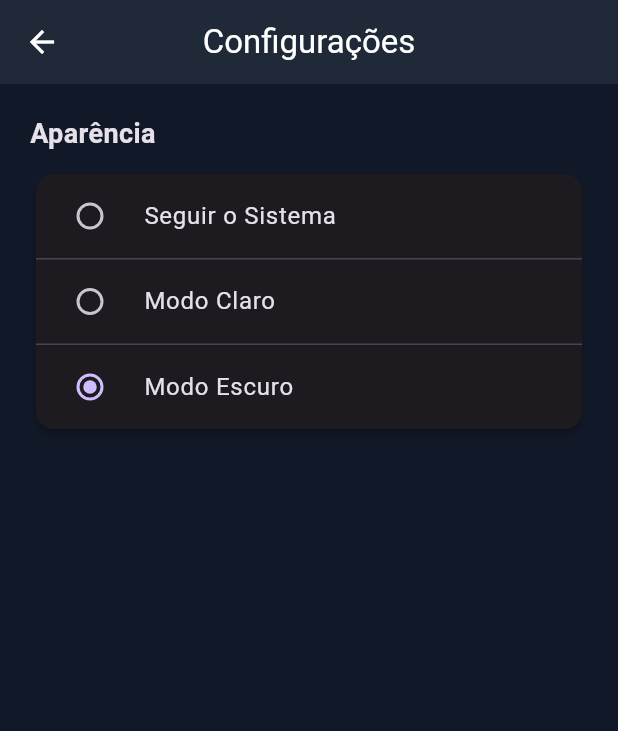
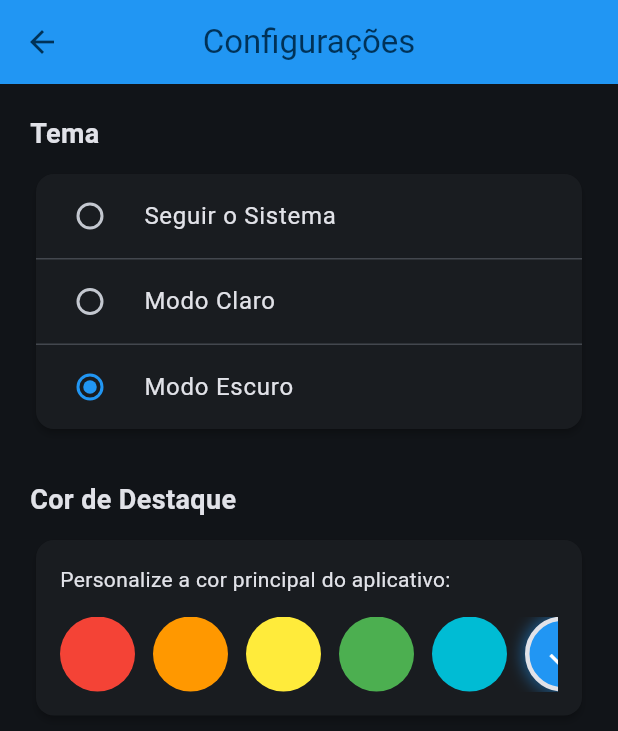
Before and after one commit to Julia-Evelyn/AcadeMApp, a Flutter app: the ConfiguracoesView screen opened by its route, after a tap on "Modo Escuro", on a phone screen of 412 x 824 dp. Shown: the top 731 px of the screen. Run offline on Flutter 3.47's test engine with Material 3 defaults, Android fonts, the phone set to English and light mode, and no system bars; our stand-ins replace audioplayers, image_picker, shared_preferences, sqflite; accounts and stored records are empty.

Commit message:
Adição de opção de personalização da cor de destaque do app

```diff
--- a/lib/core/theme/app_theme.dart
+++ b/lib/core/theme/app_theme.dart
@@ -1,49 +1,50 @@
 import 'package:flutter/material.dart';
 
 class AppTheme {
-  static const Color primaryColor = Color(0xFF1E40AF);
-  static const Color accentColor = Color(0xFF10B981);
+  static ThemeData getLightTheme(Color corDestaque) {
+    // Cria a paleta garantindo que a cor primária seja a cor escolhida
+    final scheme = ColorScheme.fromSeed(
+      seedColor: corDestaque,
+      primary: corDestaque,
+      brightness: Brightness.light,
+    );
 
-  static const Color lightBackground = Color(0xFFF3F4F6);
-  static const Color darkBackground = Color(0xFF111827);
+    return ThemeData(
+      useMaterial3: true,
+      colorScheme: scheme,
+      appBarTheme: AppBarTheme(
+        centerTitle: true,
+        elevation: 0,
+        backgroundColor: scheme.primary,
+        foregroundColor: scheme.onPrimary,
+      ),
+      cardTheme: CardThemeData(
+        shape: RoundedRectangleBorder(borderRadius: BorderRadius.circular(16)),
+        elevation: 2,
+      ),
+    );
+  }
 
-  //  Configuração do Tema Claro
-  static final ThemeData lightTheme = ThemeData(
-    brightness: Brightness.light,
-    primaryColor: primaryColor,
-    scaffoldBackgroundColor: lightBackground,
-    appBarTheme: const AppBarTheme(
-      backgroundColor: primaryColor,
-      foregroundColor: Colors.white,
-      centerTitle: true,
-      elevation: 0,
-    ),
-    elevatedButtonTheme: ElevatedButtonThemeData(
-      style: ElevatedButton.styleFrom(
-        backgroundColor: primaryColor,
-        foregroundColor: Colors.white,
-        shape: RoundedRectangleBorder(borderRadius: BorderRadius.circular(8)),
+  static ThemeData getDarkTheme(Color corDestaque) {
+    final scheme = ColorScheme.fromSeed(
+      seedColor: corDestaque,
+      primary: corDestaque,
+      brightness: Brightness.dark,
+    );
+
+    return ThemeData(
+      useMaterial3: true,
+      colorScheme: scheme,
+      appBarTheme: AppBarTheme(
+        centerTitle: true,
+        elevation: 0,
+        backgroundColor: scheme.primary,
+        foregroundColor: scheme.onPrimary,
       ),
-    ),
-  );
-
-  //  Configuração do Tema Escuro
-  static final ThemeData darkTheme = ThemeData(
-    brightness: Brightness.dark,
-    primaryColor: primaryColor,
-    scaffoldBackgroundColor: darkBackground,
-    appBarTheme: const AppBarTheme(
-      backgroundColor: Color(0xFF1F2937),
-      foregroundColor: Colors.white,
-      centerTitle: true,
-      elevation: 0,
-    ),
-    elevatedButtonTheme: ElevatedButtonThemeData(
-      style: ElevatedButton.styleFrom(
-        backgroundColor: accentColor,
-        foregroundColor: Colors.white,
-        shape: RoundedRectangleBorder(borderRadius: BorderRadius.circular(8)),
+      cardTheme: CardThemeData(
+        shape: RoundedRectangleBorder(borderRadius: BorderRadius.circular(16)),
+        elevation: 2,
       ),
-    ),
-  );
+    );
+  }
 }
--- a/lib/core/theme/theme_controller.dart
+++ b/lib/core/theme/theme_controller.dart
@@ -3,38 +3,55 @@ import 'package:shared_preferences/shared_preferences.dart';
 
 class ThemeController extends ChangeNotifier {
   ThemeMode themeMode = ThemeMode.system;
+  Color corDestaque = Colors.blue;
+
+  // Lista com cores de destaque do app
+  static const List<Color> coresDisponiveis = [
+    Colors.red,
+    Colors.orange,
+    Colors.yellow,
+    Colors.green,
+    Colors.cyan,
+    Colors.blue,
+    Colors.purple,
+    Colors.pink,
+  ];
 
   ThemeController() {
-    carregarTema();
+    _carregarPreferencias();
   }
 
-  Future<void> carregarTema() async {
+  Future<void> _carregarPreferencias() async {
     final prefs = await SharedPreferences.getInstance();
-    final temaSalvo = prefs.getString('tema_escolhido');
 
-    if (temaSalvo == 'claro') {
+    final temaSalvo = prefs.getString('theme_mode');
+    if (temaSalvo == 'light') {
       themeMode = ThemeMode.light;
-    } else if (temaSalvo == 'escuro') {
+    } else if (temaSalvo == 'dark') {
       themeMode = ThemeMode.dark;
-    } else {
-      themeMode = ThemeMode.system;
+    }
+
+    final corSalva = prefs.getInt('cor_destaque');
+    if (corSalva != null) {
+      corDestaque = Color(corSalva);
     }
 
     notifyListeners();
   }
 
-  Future<void> mudarTema(ThemeMode novoTema) async {
-    themeMode = novoTema;
+// pula a função mudarTema
+
+  void mudarCor(Color novaCor) async {
+    corDestaque = novaCor;
     notifyListeners();
+    final prefs = await SharedPreferences.getInstance();
+    await prefs.setInt('cor_destaque', novaCor.toARGB32());
+  }
 
+  void mudarTema(ThemeMode modo) async {
+    themeMode = modo;
+    notifyListeners();
     final prefs = await SharedPreferences.getInstance();
-
-    if (novoTema == ThemeMode.light) {
-      await prefs.setString('tema_escolhido', 'claro');
-    } else if (novoTema == ThemeMode.dark) {
-      await prefs.setString('tema_escolhido', 'escuro');
-    } else {
-      await prefs.setString('tema_escolhido', 'sistema');
-    }
+    await prefs.setString('theme_mode', modo.name);
   }
 }
--- a/lib/features/configuracoes/view/configuracoes_view.dart
+++ b/lib/features/configuracoes/view/configuracoes_view.dart
@@ -23,7 +23,7 @@ class ConfiguracoesView extends StatelessWidget {
 
             children: [
               const Text(
-                'Aparência',
+                'Tema',
                 style: TextStyle(fontSize: 18, fontWeight: FontWeight.bold),
               ),
 
@@ -73,8 +73,82 @@ class ConfiguracoesView extends StatelessWidget {
                         if (valor != null) themeController.mudarTema(valor);
                       },
                     ),
+                  ],
+                ),
+              ),
+              const SizedBox(height: 30),
+              // Seção de cores
+              const Text(
+                'Cor de Destaque',
+                style: TextStyle(fontSize: 18, fontWeight: FontWeight.bold),
+              ),
+              const SizedBox(height: 10),
+              Card(
+                elevation: 2,
+                shape: RoundedRectangleBorder(
+                  borderRadius: BorderRadius.circular(12),
+                ),
+                child: Padding(
+                  padding: const EdgeInsets.all(16.0),
+                  child: Column(
+                    crossAxisAlignment: CrossAxisAlignment.start,
+                    children: [
+                      const Text('Personalize a cor principal do aplicativo:'),
+                      const SizedBox(height: 15),
+                      // Lista horizontal de cores
+                      SizedBox(
+                        height: 50,
+                        child: ListView.separated(
+                          scrollDirection: Axis.horizontal,
+                          itemCount: ThemeController.coresDisponiveis.length,
+                          separatorBuilder: (context, _) =>
+                              const SizedBox(width: 12),
+                          itemBuilder: (context, index) {
+                            final cor = ThemeController.coresDisponiveis[index];
 
-                  ],
+                            final selecionada =
+                                cor.toARGB32() ==
+                                themeController.corDestaque.toARGB32();
+
+                            return GestureDetector(
+                              onTap: () => themeController.mudarCor(cor),
+                              child: AnimatedContainer(
+                                duration: const Duration(milliseconds: 300),
+                                width: 50,
+                                height: 50,
+                                decoration: BoxDecoration(
+                                  color: cor,
+                                  shape: BoxShape.circle,
+                                  border: Border.all(
+                                    color: selecionada
+                                        ? Theme.of(
+                                            context,
+                                          ).colorScheme.onSurface
+                                        : Colors.transparent,
+                                    width: selecionada ? 3 : 0,
+                                  ),
+                                  boxShadow: [
+                                    if (selecionada)
+                                      BoxShadow(
+                                        color: cor.withValues(alpha: 0.5),
+                                        blurRadius: 8,
+                                        spreadRadius: 2,
+                                      ),
+                                  ],
+                                ),
+                                child: selecionada
+                                    ? const Icon(
+                                        Icons.check,
+                                        color: Colors.white,
+                                      )
+                                    : null,
+                              ),
+                            );
+                          },
+                        ),
+                      ),
+                    ],
+                  ),
                 ),
               ),
             ],
--- a/lib/features/home/view/home_view.dart
+++ b/lib/features/home/view/home_view.dart
@@ -115,7 +115,7 @@ class _HomeViewState extends State<HomeView> {
                 color: Colors.black.withValues(alpha: 0.1),
                 blurRadius: 10,
                 spreadRadius: 2,
-              )
+              ),
             ],
           ),
           child: Column(
@@ -131,17 +131,24 @@ class _HomeViewState extends State<HomeView> {
               ),
               // Cabeçalho
               Padding(
-                padding: const EdgeInsets.symmetric(horizontal: 20, vertical: 5),
+                padding: const EdgeInsets.symmetric(
+                  horizontal: 20,
+                  vertical: 5,
+                ),
                 child: Row(
                   mainAxisAlignment: MainAxisAlignment.spaceBetween,
                   children: [
                     Text(
                       'Definir Tempo',
-                      style: Theme.of(context).textTheme.titleLarge?.copyWith(fontWeight: FontWeight.bold),
+                      style: Theme.of(context).textTheme.titleLarge?.copyWith(
+                        fontWeight: FontWeight.bold,
+                      ),
                     ),
                     ElevatedButton(
                       style: ElevatedButton.styleFrom(
-                        shape: RoundedRectangleBorder(borderRadius: BorderRadius.circular(20)),
+                        shape: RoundedRectangleBorder(
+                          borderRadius: BorderRadius.circular(20),
+                        ),
                         padding: const EdgeInsets.symmetric(horizontal: 16),
                       ),
                       onPressed: () => Navigator.pop(context),
@@ -157,7 +164,10 @@ class _HomeViewState extends State<HomeView> {
                   // Faz o texto do scroll seguir as cores do tema
                   data: CupertinoThemeData(
                     textTheme: CupertinoTextThemeData(
-                      pickerTextStyle: TextStyle(color: Theme.of(context).textTheme.bodyLarge?.color, fontSize: 22),
+                      pickerTextStyle: TextStyle(
+                        color: Theme.of(context).textTheme.bodyLarge?.color,
+                        fontSize: 22,
+                      ),
                     ),
                   ),
                   child: CupertinoTimerPicker(
@@ -186,7 +196,9 @@ class _HomeViewState extends State<HomeView> {
       barrierDismissible: false, // Block o clique fora do popup
       builder: (context) {
         return AlertDialog(
-          shape: RoundedRectangleBorder(borderRadius: BorderRadius.circular(20)),
+          shape: RoundedRectangleBorder(
+            borderRadius: BorderRadius.circular(20),
+          ),
           title: const Row(
             children: [
               Icon(Icons.directions_run, color: Colors.orange, size: 30),
@@ -226,15 +238,18 @@ class _HomeViewState extends State<HomeView> {
         final double horizontalPadding = constraints.maxWidth > 600 ? 100 : 20;
 
         return SingleChildScrollView(
-          padding: EdgeInsets.symmetric(horizontal: horizontalPadding, vertical: 30),
+          padding: EdgeInsets.symmetric(
+            horizontal: horizontalPadding,
+            vertical: 30,
+          ),
           child: Column(
             crossAxisAlignment: CrossAxisAlignment.start,
             children: [
               Text(
                 'Bem-Vindo, $_nomeUsuario!',
-                style: Theme.of(context).textTheme.displaySmall?.copyWith(
-                      fontWeight: FontWeight.bold,
-                    ),
+                style: Theme.of(
+                  context,
+                ).textTheme.displaySmall?.copyWith(fontWeight: FontWeight.bold),
               ),
               const SizedBox(height: 10),
               const Text('Pronto para combater o sedentarismo hoje?'),
@@ -268,10 +283,17 @@ class _HomeViewState extends State<HomeView> {
             SizedBox(height: 5),
             Text(
               '0.0 km',
-              style: TextStyle(fontSize: 24, fontWeight: FontWeight.bold, color: Colors.grey),
+              style: TextStyle(
+                fontSize: 24,
+                fontWeight: FontWeight.bold,
+                color: Colors.grey,
+              ),
             ),
             SizedBox(height: 5),
-            Text('O rastreamento via GPS será programado depois...', style: TextStyle(fontSize: 12)),
+            Text(
+              'O rastreamento via GPS será programado depois...',
+              style: TextStyle(fontSize: 12),
+            ),
           ],
         ),
       ),
@@ -291,7 +313,9 @@ class _HomeViewState extends State<HomeView> {
       shape: RoundedRectangleBorder(
         borderRadius: BorderRadius.circular(15),
         side: BorderSide(
-          color: _estaRodando ? Colors.blue.withValues(alpha: 0.5) : Colors.transparent,
+          color: _estaRodando
+              ? Colors.blue.withValues(alpha: 0.5)
+              : Colors.transparent,
           width: 2,
         ),
       ),
@@ -314,15 +338,21 @@ class _HomeViewState extends State<HomeView> {
                   ),
                 ),
 
+                // parte de cima do card
                 InkWell(
                   onTap: _estaRodando ? null : _mostrarSeletorDeTempo,
                   borderRadius: BorderRadius.circular(8),
                   child: Container(
-                    padding: const EdgeInsets.symmetric(horizontal: 12, vertical: 8),
+                    padding: const EdgeInsets.symmetric(
+                      horizontal: 12,
+                      vertical: 8,
+                    ),
                     decoration: BoxDecoration(
                       color: _estaRodando
-                          ? Colors.grey.withValues(alpha: 0.1)
-                          : Theme.of(context).primaryColor.withValues(alpha: 0.1),
+                          ? Theme.of(
+                              context,
+                            ).disabledColor.withValues(alpha: 0.1)
+                          : Theme.of(context).colorScheme.primaryContainer,
                       borderRadius: BorderRadius.circular(8),
                     ),
                     child: Row(
@@ -331,14 +361,22 @@ class _HomeViewState extends State<HomeView> {
                           textoDoBotao,
                           style: TextStyle(
                             fontWeight: FontWeight.bold,
-                            color: _estaRodando ? Colors.grey : Theme.of(context).primaryColor,
+                            color: _estaRodando
+                                ? Theme.of(context).disabledColor
+                                : Theme.of(context)
+                                      .colorScheme
+                                      .onPrimaryContainer,
                           ),
                         ),
                         const SizedBox(width: 6),
                         Icon(
                           Icons.edit,
                           size: 16,
-                          color: _estaRodando ? Colors.grey : Theme.of(context).primaryColor,
+                          color: _estaRodando
+                              ? Theme.of(context).disabledColor
+                              : Theme.of(
+                                  context,
+                                ).colorScheme.onPrimaryContainer,
                         ),
                       ],
                     ),
@@ -366,18 +404,26 @@ class _HomeViewState extends State<HomeView> {
                   style: ElevatedButton.styleFrom(
                     backgroundColor: _estaRodando ? Colors.amber : Colors.blue,
                     foregroundColor: Colors.white,
-                    padding: const EdgeInsets.symmetric(horizontal: 20, vertical: 12),
+                    padding: const EdgeInsets.symmetric(
+                      horizontal: 20,
+                      vertical: 12,
+                    ),
                   ),
                   icon: Icon(_estaRodando ? Icons.pause : Icons.play_arrow),
                   label: Text(_estaRodando ? 'Pausar' : 'Iniciar'),
                 ),
                 const SizedBox(width: 15),
                 OutlinedButton.icon(
-                  onPressed: _estaRodando || _tempoRestanteSegundos < (_minutosEscolhidos * 60)
+                  onPressed:
+                      _estaRodando ||
+                          _tempoRestanteSegundos < (_minutosEscolhidos * 60)
                       ? _resetarTimer
                       : null,
                   style: OutlinedButton.styleFrom(
-                    padding: const EdgeInsets.symmetric(horizontal: 20, vertical: 12),
+                    padding: const EdgeInsets.symmetric(
+                      horizontal: 20,
+                      vertical: 12,
+                    ),
                   ),
                   icon: const Icon(Icons.stop),
                   label: const Text('Zerar'),
--- a/lib/features/perfil/view/perfil_view.dart
+++ b/lib/features/perfil/view/perfil_view.dart
@@ -127,7 +127,10 @@ class _PerfilViewState extends State<PerfilView> {
         double margemLateral = constraints.maxWidth > 600 ? 100 : 20;
 
         return SingleChildScrollView(
-          padding: EdgeInsets.symmetric(horizontal: margemLateral, vertical: 30),
+          padding: EdgeInsets.symmetric(
+            horizontal: margemLateral,
+            vertical: 30,
+          ),
           child: Column(
             children: [
               // Foto de perfil
@@ -136,10 +139,18 @@ class _PerfilViewState extends State<PerfilView> {
                 children: [
                   CircleAvatar(
                     radius: 60,
-                    backgroundColor: Theme.of(context).primaryColor.withValues(alpha: 0.1),
-                    backgroundImage: _imagemDoPerfil != null ? FileImage(_imagemDoPerfil!) : null,
+                    backgroundColor: Theme.of(
+                      context,
+                    ).primaryColor.withValues(alpha: 0.1),
+                    backgroundImage: _imagemDoPerfil != null
+                        ? FileImage(_imagemDoPerfil!)
+                        : null,
                     child: _imagemDoPerfil == null
-                        ? Icon(Icons.person, size: 60, color: Theme.of(context).primaryColor)
+                        ? Icon(
+                            Icons.person,
+                            size: 60,
+                            color: Theme.of(context).primaryColor,
+                          )
                         : null,
                   ),
                   CircleAvatar(
@@ -151,7 +162,7 @@ class _PerfilViewState extends State<PerfilView> {
                       icon: Icon(
                         _estaEditando ? Icons.camera_alt : Icons.edit,
                         color: Colors.white,
-                        size: 20
+                        size: 20,
                       ),
                       onPressed: () {
                         if (!_estaEditando) {
@@ -222,15 +233,20 @@ class _PerfilViewState extends State<PerfilView> {
                   height: 50,
                   child: ElevatedButton(
                     onPressed: _salvarPerfil,
-                    child: const Text('Salvar Alterações', style: TextStyle(fontSize: 16)),
+                    child: const Text(
+                      'Salvar Alterações',
+                      style: TextStyle(fontSize: 16),
+                    ),
                   ),
                 ),
               ] else ...[
+
                 // Modo Leitura
                 _buildCardLeitura(
                   titulo: 'Nome Completo',
                   // Junta o nome e o sobrenome, se tiver vazio mostra que não foi informado
-                  valor: '${_nomeController.text} ${_sobrenomeController.text}'.trim(),
+                  valor: '${_nomeController.text} ${_sobrenomeController.text}'
+                      .trim(),
                   icone: Icons.badge,
                 ),
                 const SizedBox(height: 15),
@@ -239,7 +255,9 @@ class _PerfilViewState extends State<PerfilView> {
                     Expanded(
                       child: _buildCardLeitura(
                         titulo: 'Peso Atual',
-                        valor: _pesoController.text.isNotEmpty ? '${_pesoController.text} kg' : '',
+                        valor: _pesoController.text.isNotEmpty
+                            ? '${_pesoController.text} kg'
+                            : '',
                         icone: Icons.monitor_weight,
                       ),
                     ),
@@ -247,7 +265,9 @@ class _PerfilViewState extends State<PerfilView> {
                     Expanded(
                       child: _buildCardLeitura(
                         titulo: 'Altura',
-                        valor: _alturaController.text.isNotEmpty ? '${_alturaController.text} cm' : '',
+                        valor: _alturaController.text.isNotEmpty
+                            ? '${_alturaController.text} cm'
+                            : '',
                         icone: Icons.height,
                       ),
                     ),
@@ -262,9 +282,15 @@ class _PerfilViewState extends State<PerfilView> {
   }
 
   // Widget pro modo leitura
-  Widget _buildCardLeitura({required String titulo, required String valor, required IconData icone}) {
-    // caso o usuário não preencheu nenhum dado
+  Widget _buildCardLeitura({
+    required String titulo,
+    required String valor,
+    required IconData icone,
+  }) {
     final valorFinal = valor.isEmpty ? 'Não informado' : valor;
+
+    // Descobre se o modo escuro está ativado para ajustar a transparência da borda
+    final isDark = Theme.of(context).brightness == Brightness.dark;
 
     return Container(
       padding: const EdgeInsets.all(16),
@@ -272,7 +298,9 @@ class _PerfilViewState extends State<PerfilView> {
         color: Theme.of(context).cardColor,
         borderRadius: BorderRadius.circular(15),
         border: Border.all(
-          color: Theme.of(context).primaryColor.withValues(alpha: 0.1),
+          color: Theme.of(
+            context,
+          ).primaryColor.withValues(alpha: isDark ? 0.3 : 0.1),
           width: 2,
         ),
         boxShadow: [
@@ -286,8 +314,11 @@ class _PerfilViewState extends State<PerfilView> {
       child: Row(
         children: [
           CircleAvatar(
-            backgroundColor: Theme.of(context).primaryColor.withValues(alpha: 0.1),
-            child: Icon(icone, color: Theme.of(context).primaryColor),
+            backgroundColor: Theme.of(context).colorScheme.primaryContainer,
+            child: Icon(
+              icone,
+              color: Theme.of(context).colorScheme.onPrimaryContainer,
+            ),
           ),
           const SizedBox(width: 15),
           Expanded(
--- a/lib/main.dart
+++ b/lib/main.dart
@@ -27,8 +27,8 @@ class MyApp extends StatelessWidget {
           debugShowCheckedModeBanner: false,
           title: 'AcadeMApp',
 
-          theme: AppTheme.lightTheme,
-          darkTheme: AppTheme.darkTheme,
+          theme: AppTheme.getLightTheme(themeController.corDestaque),
+          darkTheme: AppTheme.getDarkTheme(themeController.corDestaque),
           themeMode: themeController.themeMode,
 
           initialRoute: '/home',
```
